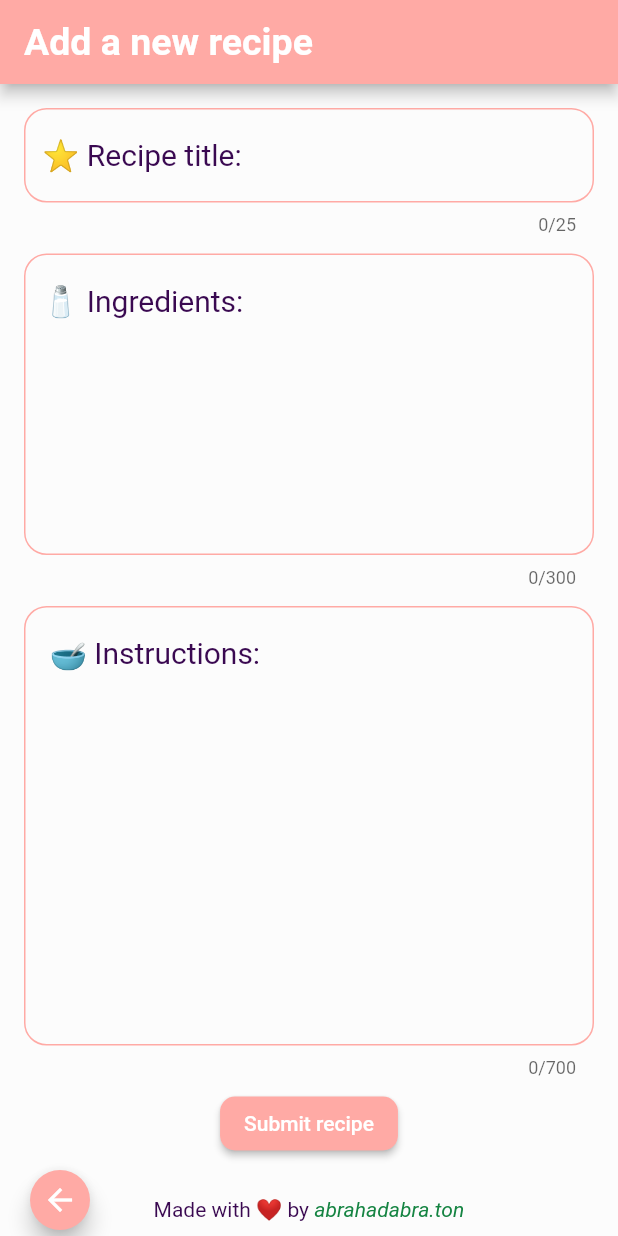
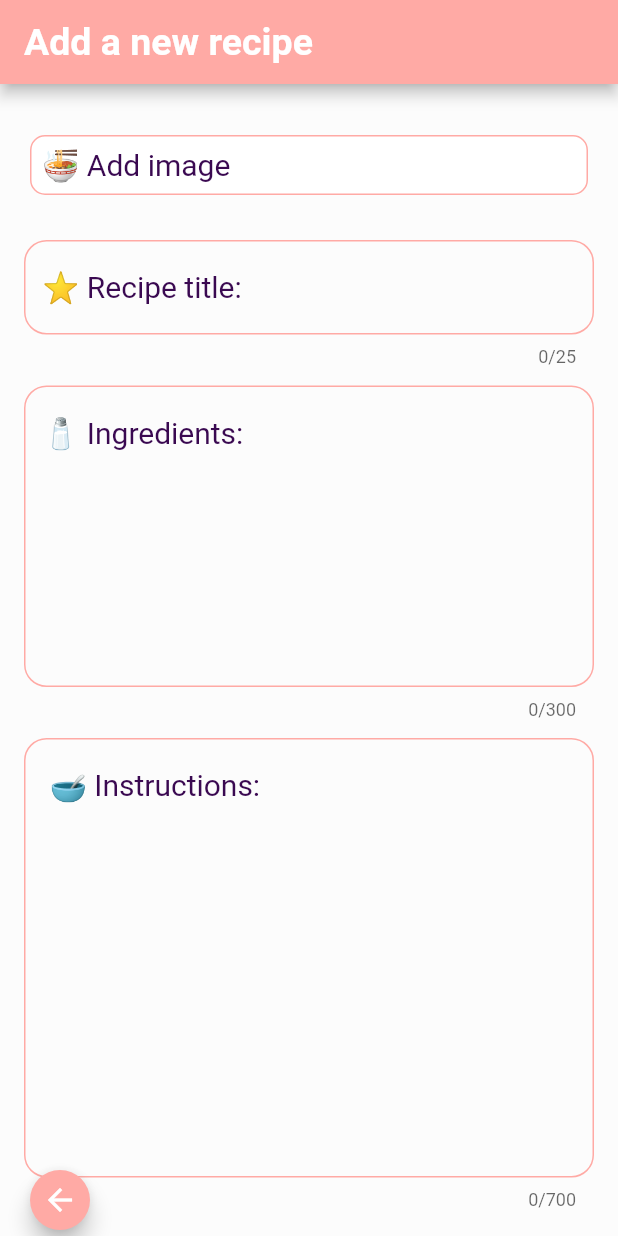
Before and after one commit to Aliat418/reciperlich_app, a Flutter app: the AddRecipePage screen opened by its route, on a phone screen of 412 x 824 dp. Run offline on Flutter 3.47's test engine with Material 2 defaults, Android fonts, the phone set to English and light mode, and no system bars; our stand-ins replace hive, hive_flutter, image_picker; accounts and stored records are empty; project files that could hold a hidden picture were left out.

Commit message:
image picker button, submit button visibility

```diff
--- a/lib/model/dish.dart
+++ b/lib/model/dish.dart
@@ -1,4 +1,3 @@
-import 'package:flutter/material.dart';
 import 'package:hive/hive.dart';
 
 part 'dish.g.dart';
--- a/lib/pages/add_recipe_page.dart
+++ b/lib/pages/add_recipe_page.dart
@@ -1,5 +1,8 @@
 import 'package:flutter/material.dart';
+import 'package:image_picker/image_picker.dart';
+import 'package:path_provider/path_provider.dart';
 
+import '../resources/add_image_view.dart';
 import '../theme/colors.dart';
 import '../theme/fonts.dart';
 import '../widgets/input_text_view.dart';
@@ -19,6 +22,8 @@ class _AddRecipePageState extends State<AddRecipePage> {
   final TextEditingController _titleController = TextEditingController();
   final TextEditingController _ingredientsController = TextEditingController();
   final TextEditingController _instructionsController = TextEditingController();
+  final ImagePicker _imagePicker = ImagePicker();
+  String newImagePath = '';
 
   @override
   void dispose() {
@@ -26,6 +31,16 @@ class _AddRecipePageState extends State<AddRecipePage> {
     _ingredientsController.dispose();
     _instructionsController.dispose();
     super.dispose();
+  }
+
+  bool _isSubmButtonActive() {
+    if (newImagePath != '' &&
+        _titleController.text != '' &&
+        _ingredientsController.text != '' &&
+        _instructionsController.text != '') {
+      return true;
+    }
+    return false;
   }
 
   @override
@@ -45,12 +60,10 @@ class _AddRecipePageState extends State<AddRecipePage> {
         child: ColoredBox(
           color: Colors.white38,
           child: Padding(
-            padding: const EdgeInsets.symmetric(
-              vertical: 10,
-              horizontal: 10,
-            ),
+            padding: const EdgeInsets.all(10),
             child: Column(
               children: [
+                _buildImagePicker(),
                 _buildInputTitle(),
                 _buildInputIngredients(),
                 _buildInstructions(),
@@ -58,10 +71,14 @@ class _AddRecipePageState extends State<AddRecipePage> {
                   padding: const EdgeInsets.only(bottom: 25),
                   child: Builder(
                     builder: (context) {
-                      return SubmitButtonAction(
-                        titleController: _titleController,
-                        ingredientsController: _ingredientsController,
-                        instructionsController: _instructionsController,
+                      return Visibility(
+                        visible: _isSubmButtonActive(),
+                        child: SubmitButtonAction(
+                          titleController: _titleController,
+                          ingredientsController: _ingredientsController,
+                          instructionsController: _instructionsController,
+                          image: newImagePath,
+                        ),
                       );
                     },
                   ),
@@ -114,4 +131,52 @@ class _AddRecipePageState extends State<AddRecipePage> {
       controller: _instructionsController,
     );
   }
+
+  Widget _buildImagePicker() {
+    return Padding(
+      padding: const EdgeInsets.symmetric(
+        vertical: 20,
+        horizontal: 10,
+      ),
+      child: Row(
+        children: [
+          Expanded(
+            child: TextButton(
+              onPressed: () async {
+                final newImage = await _imagePicker.pickImage(
+                  source: ImageSource.gallery,
+                );
+                if (newImage != null) {
+                  final sysDir = await getApplicationDocumentsDirectory();
+                  final newPath = '${sysDir.path}/${newImage.name}';
+                  await newImage.saveTo(newPath);
+                  setState(() {
+                    newImagePath = newPath;
+                  });
+                }
+              },
+              style: _getButtonStyle(),
+              child: AddImageView(newImagePath: newImagePath),
+            ),
+          ),
+        ],
+      ),
+    );
+  }
+
+  ButtonStyle _getButtonStyle() {
+    return ButtonStyle(
+      shape: MaterialStateProperty.all<RoundedRectangleBorder>(
+        RoundedRectangleBorder(
+          borderRadius: BorderRadius.circular(10),
+          side: const BorderSide(
+            color: AppColors.pastelPink,
+          ),
+        ),
+      ),
+      backgroundColor: MaterialStateProperty.all<Color>(
+        Colors.white,
+      ),
+    );
+  }
 }
--- /dev/null
+++ b/lib/resources/add_image_view.dart
@@ -0,0 +1,36 @@
+import 'package:flutter/material.dart';
+
+import '../theme/colors.dart';
+
+class AddImageView extends StatelessWidget {
+  const AddImageView({
+    required this.newImagePath,
+    super.key,
+  });
+
+  final String newImagePath;
+
+  @override
+  Widget build(BuildContext context) {
+    return Row(
+      mainAxisAlignment: MainAxisAlignment.spaceBetween,
+      children: [
+        const Text(
+          '🍜 Add image',
+          style: TextStyle(
+            color: AppColors.darkPurple,
+            fontSize: 20,
+            fontWeight: FontWeight.normal,
+          ),
+        ),
+        Visibility(
+          visible: newImagePath != '',
+          child: const Icon(
+            Icons.check,
+            color: AppColors.pastelPink,
+          ),
+        ),
+      ],
+    );
+  }
+}
--- a/lib/theme/colors.dart
+++ b/lib/theme/colors.dart
@@ -1,3 +1,5 @@
+import 'dart:math';
+
 import 'package:flutter/material.dart';
 
 class AppColors {
@@ -9,4 +11,11 @@ class AppColors {
   static const Color pastelGreen = Color(0x8ADCEDC1);
   static const Color pastelOrange = Color(0x8AFFD3C1);
   static const Color pastelPink = Color(0xFFffAAA5);
+  static const dishColors = [
+    AppColors.pastelOrange,
+    AppColors.pastelGreen,
+    AppColors.pastelBlue,
+  ];
+  static Color generateRandomColor() =>
+      dishColors[Random().nextInt(dishColors.length)];
 }
--- a/lib/widgets/submit_button_action.dart
+++ b/lib/widgets/submit_button_action.dart
@@ -2,7 +2,6 @@ import 'package:flutter/material.dart';
 
 import '../data/dishes_repository.dart';
 import '../model/dish.dart';
-import '../resources/images.dart';
 import '../theme/colors.dart';
 import '../utils/alert_dialogs.dart';
 
@@ -10,15 +9,18 @@ class SubmitButtonAction extends StatefulWidget {
   final TextEditingController _titleController;
   final TextEditingController _ingredientsController;
   final TextEditingController _instructionsController;
+  final String _image;
 
   const SubmitButtonAction({
     required TextEditingController titleController,
     required TextEditingController ingredientsController,
     required TextEditingController instructionsController,
+    required String image,
     super.key,
   })  : _titleController = titleController,
         _ingredientsController = ingredientsController,
-        _instructionsController = instructionsController;
+        _instructionsController = instructionsController,
+        _image = image;
 
   @override
   State<SubmitButtonAction> createState() => _SubmitButtonActionState();
@@ -32,11 +34,11 @@ class _SubmitButtonActionState extends State<SubmitButtonAction> {
         late final newDish = Dish(
           title: widget._titleController.text,
           purchasePlace: 'No place',
-          dishColor: AppColors.pastelGreen.value,
+          dishColor: AppColors.generateRandomColor().value,
           ingredients: widget._ingredientsController.text,
           instructions: widget._instructionsController.text,
-          image: AppImages.pizza,
-          dishImage: AppImages.pizzaDish,
+          image: widget._image,
+          dishImage: widget._image,
         );
         await DishesRepo.insert(newDish);
         if (!mounted) {
--- a/pubspec.yaml
+++ b/pubspec.yaml
@@ -16,6 +16,8 @@ dependencies:
   keyboard_actions: ^4.0.1
   hive: ^2.2.3
   hive_flutter: ^1.1.0
+  image_picker: ^0.8.5+3
+  path_provider: ^2.0.11
 
 dev_dependencies:
   flutter_test:
```
Also changed, not shown: pubspec.lock, 4 other files.
